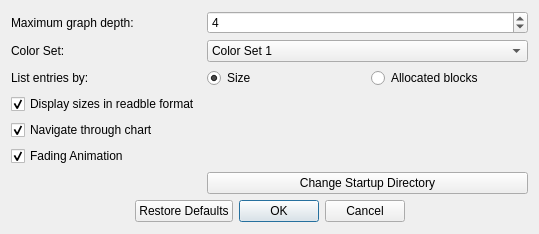
Above: DiskAnalyst/settingsdialog.ui from ahmed-agiza/disk-analyzer before the change. Below: the same form after it.
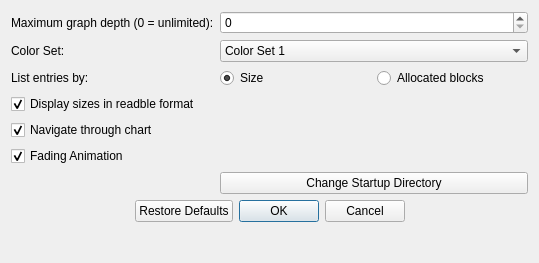
That is the form after the change.

Commit message: Modified Graph Depth Settings

```diff
--- a/DiskAnalyst/settingsdialog.ui
+++ b/DiskAnalyst/settingsdialog.ui
@@ -7,7 +7,7 @@
     <x>0</x>
     <y>0</y>
     <width>539</width>
-    <height>234</height>
+    <height>263</height>
    </rect>
   </property>
   <property name="windowTitle">
@@ -20,7 +20,7 @@
    <item row="2" column="0">
     <widget class="QLabel" name="lblGraphDepth">
      <property name="text">
-      <string>Maximum graph depth:</string>
+      <string>Maximum graph depth (0 = unlimited):</string>
      </property>
     </widget>
    </item>
@@ -112,13 +112,13 @@
    <item row="2" column="1">
     <widget class="QSpinBox" name="sbxGraphDepth">
      <property name="minimum">
-      <number>1</number>
+      <number>0</number>
      </property>
      <property name="maximum">
       <number>5</number>
      </property>
      <property name="value">
-      <number>4</number>
+      <number>0</number>
      </property>
     </widget>
    </item>
```
The commit also changes 7 other files.
